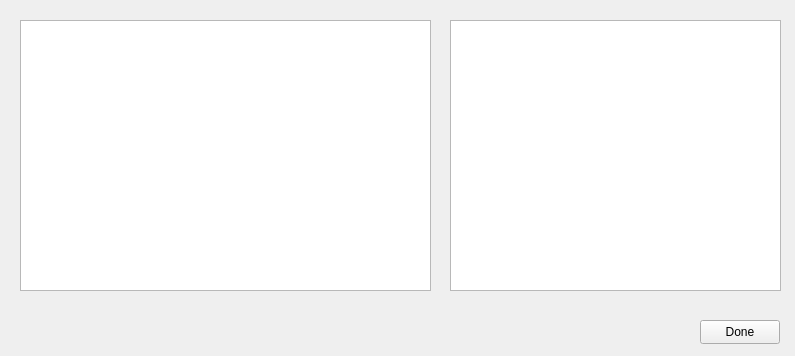
Old version of the form spheroid_selector.ui in the repository grexai/SpheroidPicker-2.
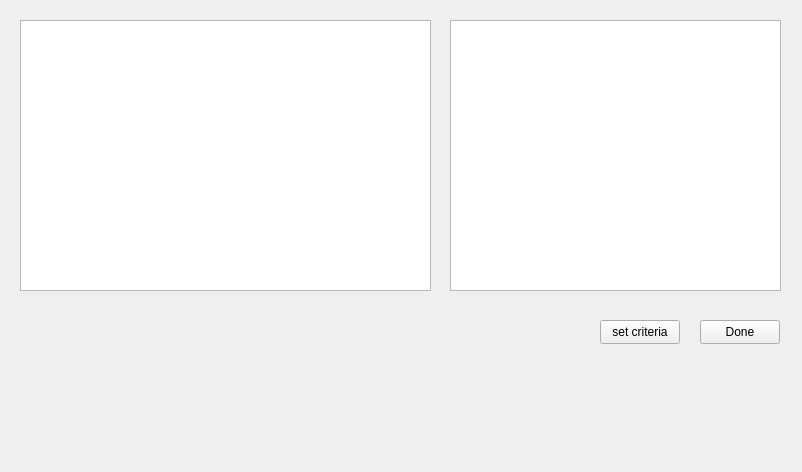
New version of the form.

Commit message: spheroid filtering feature added

```diff
--- a/spheroid_selector.ui
+++ b/spheroid_selector.ui
@@ -6,8 +6,8 @@
    <rect>
     <x>0</x>
     <y>0</y>
-    <width>795</width>
-    <height>356</height>
+    <width>802</width>
+    <height>472</height>
    </rect>
   </property>
   <property name="windowTitle">
@@ -49,6 +49,19 @@
     <string>Done</string>
    </property>
   </widget>
+  <widget class="QPushButton" name="pushButton_2">
+   <property name="geometry">
+    <rect>
+     <x>600</x>
+     <y>320</y>
+     <width>80</width>
+     <height>24</height>
+    </rect>
+   </property>
+   <property name="text">
+    <string>set criteria</string>
+   </property>
+  </widget>
  </widget>
  <resources/>
  <connections/>
```
The commit also changes 9 other files.
